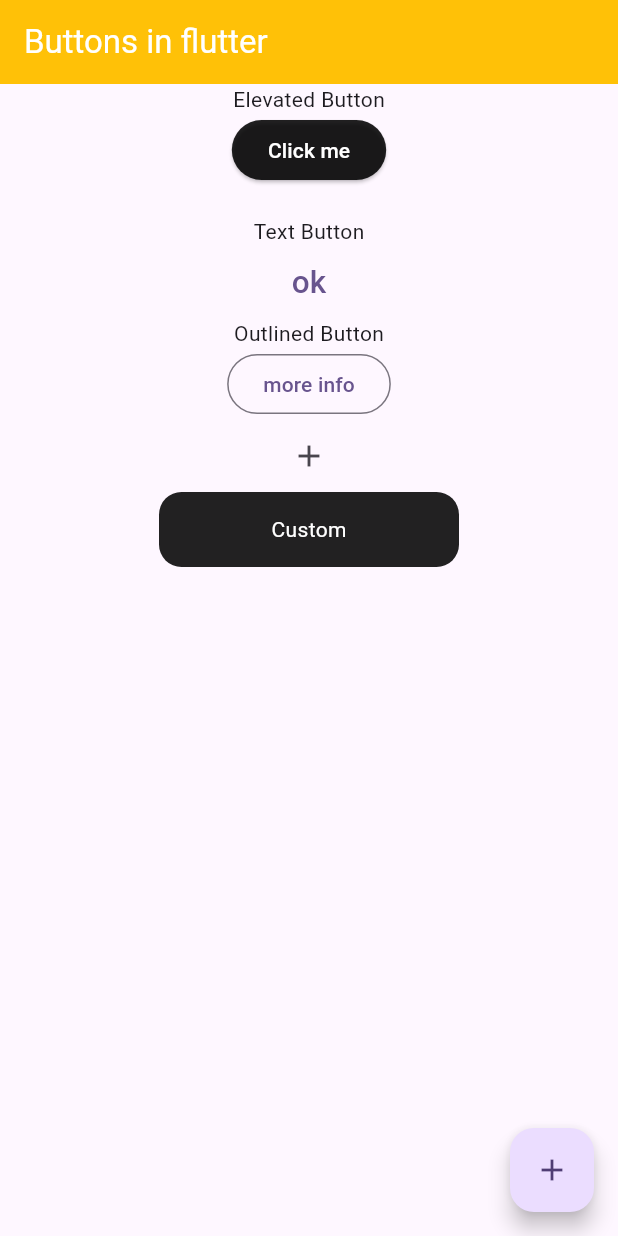
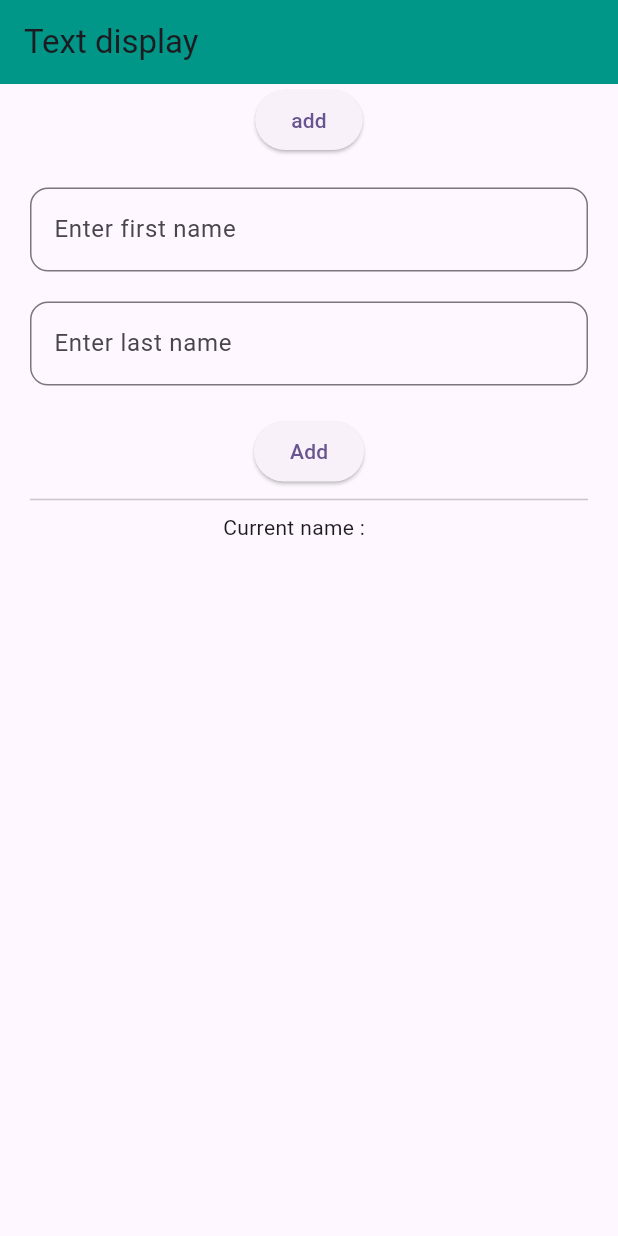
Before and after one commit to Malik399758/flutter_urraan_batch40_ui, a Flutter app: the screen it shows after launch, on a phone screen of 412 x 824 dp. Run offline on Flutter 3.47's test engine with Material 3 defaults, Android fonts, the phone set to English and light mode, and no system bars.

Commit message:
text display using list

```diff
--- /dev/null
+++ b/lib/flutter_ui/textDisplay.dart
@@ -0,0 +1,100 @@
+import 'package:flutter/cupertino.dart';
+import 'package:flutter/material.dart';
+
+class Textdisplay extends StatefulWidget {
+  const Textdisplay({super.key});
+
+  @override
+  State<Textdisplay> createState() => _TextdisplayState();
+}
+
+class _TextdisplayState extends State<Textdisplay> {
+
+  final firstController = TextEditingController();
+  final lastController = TextEditingController();
+  List<dynamic> list = [];
+  var first = '';
+  var last = '';
+
+  void add1(){
+    setState(() {
+      first = firstController.text.toString();
+      last = lastController.text.toString();
+      list.add(first);
+      list.add(last);
+    });
+  }
+
+
+  String name = '';
+
+  void add(){
+    setState(() {
+      name = 'Yaseen Malik';
+    });
+  }
+
+  @override
+  Widget build(BuildContext context) {
+    return Scaffold(
+      appBar: AppBar(
+        title: Text('Text display'),
+        backgroundColor: Colors.teal,
+      ),
+      body: Padding(
+        padding: const EdgeInsets.symmetric(horizontal: 20),
+        child: Column(
+          children: [
+            ElevatedButton(onPressed: (){
+              add();
+            }, child: Text('add')),
+            Text(name),
+            TextFormField(
+              controller: firstController,
+              decoration: InputDecoration(
+                hintText: 'Enter first name',
+                border: OutlineInputBorder(
+                  borderRadius: BorderRadius.circular(12),
+                )
+              ),
+            ),
+            SizedBox(height: 20,),
+            TextFormField(
+              controller: lastController,
+              decoration: InputDecoration(
+                  hintText: 'Enter last name',
+                  border: OutlineInputBorder(
+                    borderRadius: BorderRadius.circular(12),
+                  )
+              ),
+            ),
+            SizedBox(height: 20,),
+            ElevatedButton(onPressed: (){
+              add1();
+            }, child: Text('Add')),
+            Divider(),
+            Row(
+              mainAxisAlignment:  MainAxisAlignment.center,
+              children: [
+                Text('Current name :'),
+                SizedBox(width: 20,),
+                Text(first),
+                Text(last),
+              ],
+            ),
+            Expanded(
+              child: ListView.builder(
+                  itemCount: list.length,
+                  itemBuilder: (context,index){
+                return Padding(
+                  padding: const EdgeInsets.all(8.0),
+                  child: Text(list[index]),
+                );
+              }),
+            )
+          ],
+        ),
+      ),
+    );
+  }
+}
--- a/lib/main.dart
+++ b/lib/main.dart
@@ -7,6 +7,7 @@ import 'package:flutter_urraan_session_batch40_ui/flutter_ui/expanded_wrap_widge
 import 'package:flutter_urraan_session_batch40_ui/flutter_ui/list_tile.dart';
 import 'package:flutter_urraan_session_batch40_ui/flutter_ui/listviewScreen.dart';
 import 'package:flutter_urraan_session_batch40_ui/flutter_ui/row_column.dart';
+import 'package:flutter_urraan_session_batch40_ui/flutter_ui/textDisplay.dart';
 import 'package:flutter_urraan_session_batch40_ui/flutter_ui/textfield.dart';
 
 void main() {
@@ -41,7 +42,8 @@ class MyApp extends StatelessWidget {
         colorScheme: ColorScheme.fromSeed(seedColor: Colors.deepPurple),
         useMaterial3: true,
       ),
-      home:Buttons()
+      home:Textdisplay()
+      //Buttons()
       //ListTileScreen()
       //Listviewscreen()
       //TextfieldScreen()
```
